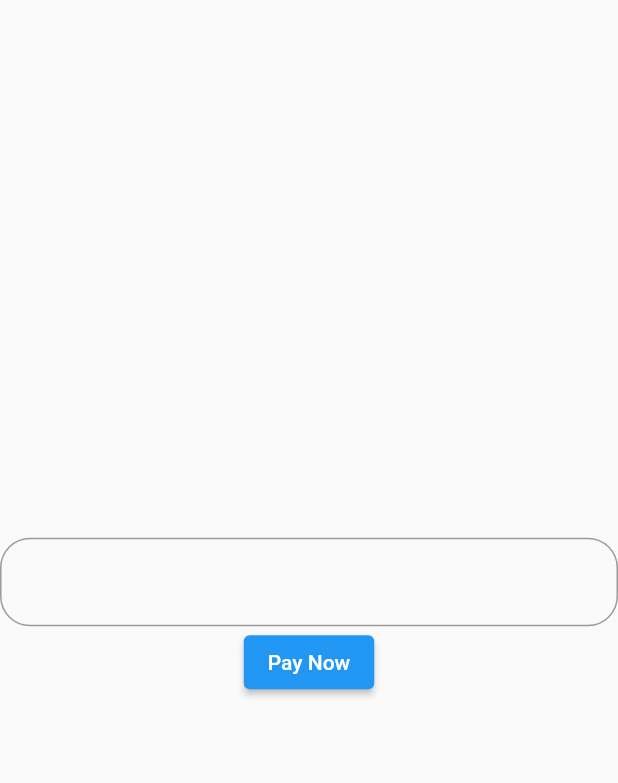
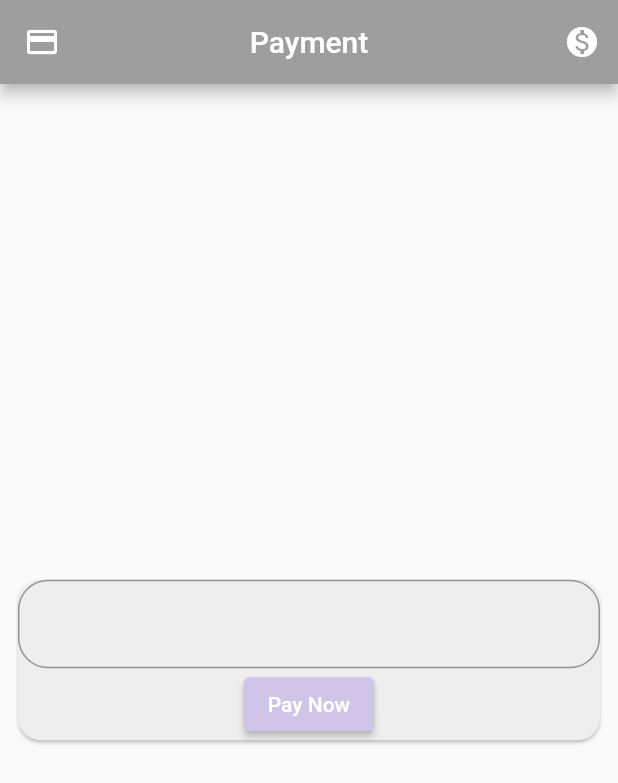
Before and after one commit to HBbhardwaj/PaymentGateway, a Flutter app: the screen it shows after launch, on a phone screen of 412 x 824 dp. Shown: the top 783 px of the screen. Run offline on Flutter 3.47's test engine with Material 2 defaults, Android fonts, the light colour scheme and no system bars; our stand-ins replace fluttertoast; missing offline and left inert: razorpay_flutter.

Commit message:
last one

```diff
--- a/lib/main.dart
+++ b/lib/main.dart
@@ -1,7 +1,7 @@
 import 'package:flutter/material.dart';
+import 'package:flutter/services.dart';
 import 'package:fluttertoast/fluttertoast.dart';
 import 'package:razorpay_flutter/razorpay_flutter.dart';
-import 'package:flutter/services.dart';
 
 void main() {
   runApp(App());
@@ -12,9 +12,26 @@ class App extends StatelessWidget {
 
   @override
   Widget build(BuildContext context) {
-    return const MaterialApp(
+    SystemChrome.setSystemUIOverlayStyle(
+        const SystemUiOverlayStyle(statusBarColor: Colors.transparent
+            //color set to transperent or set your own color
+            ));
+
+    return MaterialApp(
+      debugShowCheckedModeBanner: false,
       home: Scaffold(
-        body: PayMent(),
+        appBar: AppBar(
+          backgroundColor: Colors.grey.shade500,
+          title: const Text("Payment"),
+          centerTitle: true,
+          leading:
+              IconButton(onPressed: () {}, icon: const Icon(Icons.payment)),
+          actions: [
+            IconButton(
+                onPressed: () {}, icon: const Icon(Icons.monetization_on))
+          ],
+        ),
+        body: const PayMent(),
       ),
     );
   }
@@ -43,6 +60,14 @@ class _PayMentState extends State<PayMent> {
   Widget build(BuildContext context) {
     return Center(
       child: SingleChildScrollView(
+          child: Padding(
+        padding: const EdgeInsets.all(8.0),
+        child: Card(
+          color: Colors.grey.shade200,
+          elevation: 1,
+          shape: RoundedRectangleBorder(
+            borderRadius: BorderRadius.circular(15.0),
+          ),
           child: Column(
             children: [
               TextField(
@@ -50,15 +75,21 @@ class _PayMentState extends State<PayMent> {
                 decoration: InputDecoration(
                     border: OutlineInputBorder(
                         borderRadius: BorderRadius.circular(20),
-                    borderSide:
-                        BorderSide(width: 5, color: Colors.tealAccent))),
+                        borderSide: BorderSide(
+                          width: 5,
+                          color: Colors.deepPurple.shade100,
+                        ))),
               ),
               ElevatedButton(
+                  style: ElevatedButton.styleFrom(
+                      primary: Colors.deepPurple.shade100),
                   onPressed: () {
                     openCheckout();
                   },
-              child: Text("Pay Now"))
+                  child: const Text("Pay Now"))
             ],
+          ),
+        ),
       )),
     );
   }
```
Also changed, not shown: pubspec.lock, 1 other file. Lines whose indentation alone changed are shown as unchanged.
